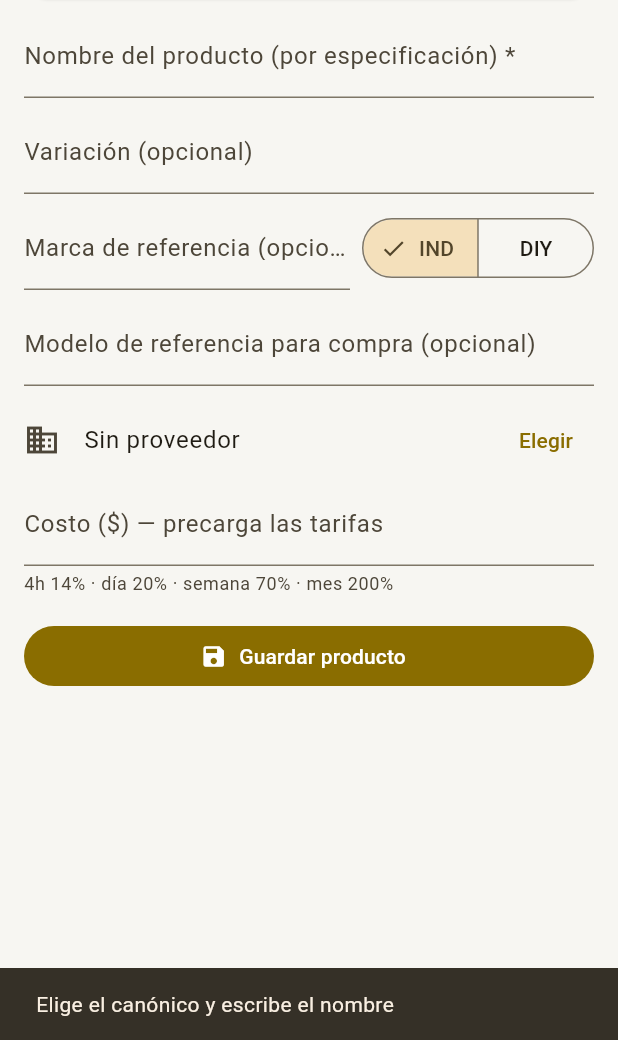
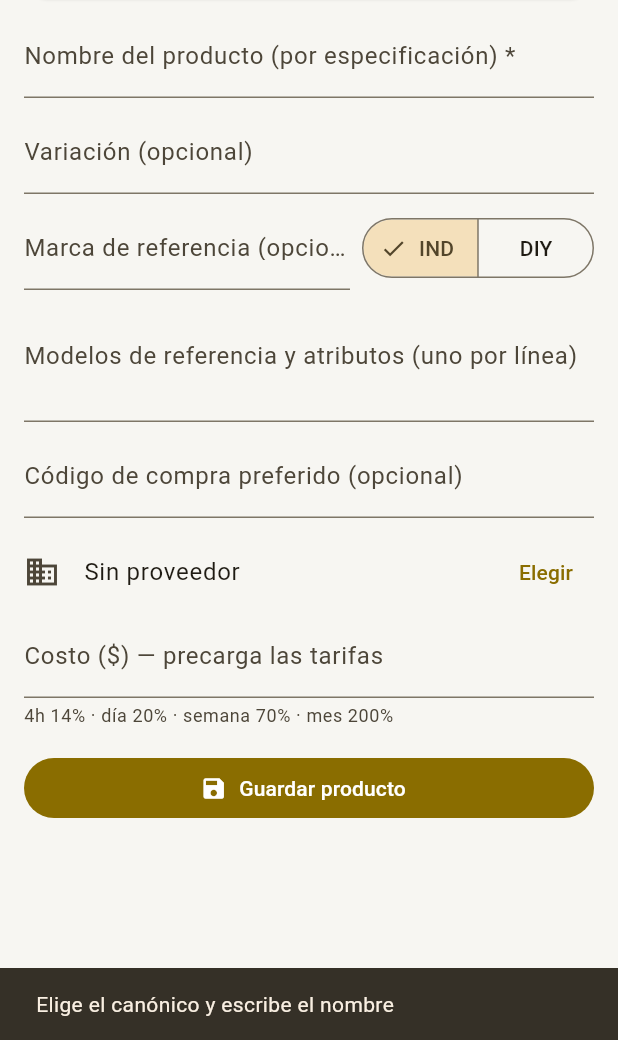
Before and after one commit to Demacollc1/Rentatool, a Flutter app: the ProductSheet widget shown alone on an empty page, opened directly, after a tap on "Guardar producto", on a phone screen of 412 x 824 dp, the part 196-1236 px from its top. Run offline on Flutter 3.47's test engine with Material 3 defaults, Android fonts, the phone set to English and light mode, and no system bars; our stand-ins replace drift, flutter_riverpod, go_router, pdf, share_plus, supabase_flutter; missing offline and left inert: mobile_scanner; accounts and stored records are empty; generated files the repository leaves out were written again.

Commit message:
Modelos de referencia múltiples por producto (uno por línea, editables)
Co-Authored-By: Claude Fable 5 <noreply@anthropic.com>

```diff
--- a/app/lib/features/catalog/product_sheet.dart
+++ b/app/lib/features/catalog/product_sheet.dart
@@ -212,6 +212,8 @@ class _ProductSheetState extends ConsumerState<ProductSheet> {
   late final _brand = TextEditingController(text: widget.existing?.brand);
   late final _supplierCode =
       TextEditingController(text: widget.existing?.supplierCode);
+  late final _references =
+      TextEditingController(text: widget.existing?.description);
   late final _cost = TextEditingController(
       text: widget.existing == null
           ? ''
@@ -326,10 +328,21 @@ class _ProductSheetState extends ConsumerState<ProductSheet> {
             ]),
             const SizedBox(height: 8),
             TextField(
+                controller: _references,
+                maxLines: 4,
+                minLines: 2,
+                decoration: const InputDecoration(
+                    labelText:
+                        'Modelos de referencia y atributos (uno por línea)',
+                    hintText: 'DeWalt D28114 — 1400W 1.9HP c/expulsor\n'
+                        'Bosch GWS 14-125 — 1400W embrague KickBack',
+                    alignLabelWithHint: true)),
+            const SizedBox(height: 8),
+            TextField(
                 controller: _supplierCode,
                 decoration: const InputDecoration(
-                    labelText: 'Modelo de referencia para compra (opcional)',
-                    hintText: 'Ej. D28114 — la marca/modelo real va en cada unidad')),
+                    labelText: 'Código de compra preferido (opcional)',
+                    hintText: 'Ej. D28114')),
             const SizedBox(height: 8),
             ListTile(
               contentPadding: EdgeInsets.zero,
@@ -393,7 +406,9 @@ class _ProductSheetState extends ConsumerState<ProductSheet> {
             supplierCode: _supplierCode.text.trim().isEmpty
                 ? null
                 : _supplierCode.text.trim(),
-            description: e?.description,
+            description: _references.text.trim().isEmpty
+                ? null
+                : _references.text.trim(),
             categoryId: e?.categoryId,
             listCost: cost,
             rateHalfDay: cost > 0
```
Also changed, not shown: app/lib/features/catalog/model_detail_screen.dart (+19 -4 lines).
